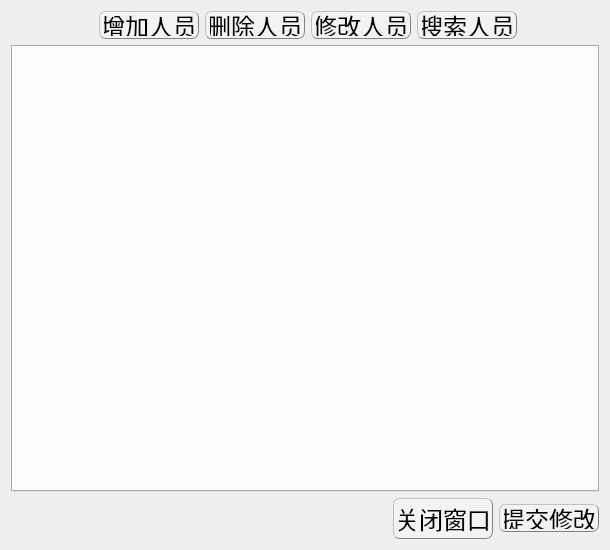
Above: personmanagedialog.ui from EsZHU/QtExamSystem before the change. Below: the same form after it.
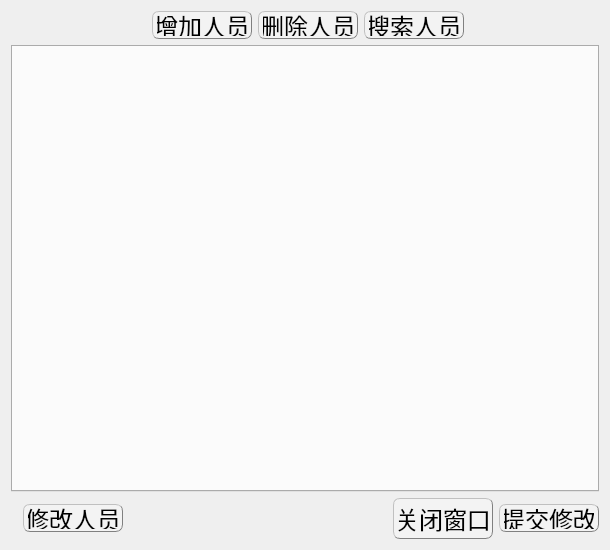
That is the form after the change.

Commit message: 完善：人员管理增加人员功能

```diff
--- a/personmanagedialog.ui
+++ b/personmanagedialog.ui
@@ -188,35 +188,6 @@
         </property>
        </widget>
       </item>
-      <item>
-       <widget class="QPushButton" name="changePersonButton">
-        <property name="minimumSize">
-         <size>
-          <width>100</width>
-          <height>28</height>
-         </size>
-        </property>
-        <property name="maximumSize">
-         <size>
-          <width>100</width>
-          <height>28</height>
-         </size>
-        </property>
-        <property name="font">
-         <font>
-          <pointsize>18</pointsize>
-         </font>
-        </property>
-        <property name="styleSheet">
-         <string notr="true">QPushButton{background-color: rgb(243, 243, 243);border:0.5px groove gray;border-radius:7px;padding:2px 4px;border-style: outset;}
-QPushButton:hover{background-color:rgb(229, 241, 251); color: black;}
-QPushButton:pressed{background-color:rgb(191, 190, 192);border-style: inset;}</string>
-        </property>
-        <property name="text">
-         <string>修改人员</string>
-        </property>
-       </widget>
-      </item>
       <item>
        <widget class="QPushButton" name="searchPersonButton">
         <property name="minimumSize">
@@ -281,6 +252,41 @@
      </property>
     </widget>
    </item>
+   <item row="2" column="2">
+    <widget class="QPushButton" name="changePersonButton">
+     <property name="enabled">
+      <bool>true</bool>
+     </property>
+     <property name="minimumSize">
+      <size>
+       <width>100</width>
+       <height>28</height>
+      </size>
+     </property>
+     <property name="maximumSize">
+      <size>
+       <width>100</width>
+       <height>28</height>
+      </size>
+     </property>
+     <property name="font">
+      <font>
+       <pointsize>18</pointsize>
+      </font>
+     </property>
+     <property name="styleSheet">
+      <string notr="true">QPushButton{background-color: rgb(243, 243, 243);border:0.5px groove gray;border-radius:7px;padding:2px 4px;border-style: outset;}
+QPushButton:hover{background-color:rgb(229, 241, 251); color: black;}
+QPushButton:pressed{background-color:rgb(191, 190, 192);border-style: inset;}</string>
+     </property>
+     <property name="text">
+      <string>修改人员</string>
+     </property>
+     <property name="checkable">
+      <bool>false</bool>
+     </property>
+    </widget>
+   </item>
   </layout>
  </widget>
  <resources/>
```
Left out of the diff: 84 changed lines with no effect on the pictures. The commit also changes 17 other files.
